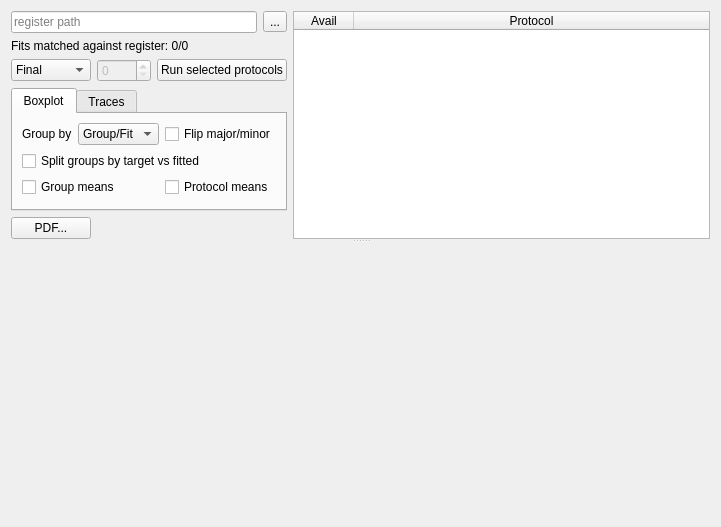
This is src/gui/fiterrorplotter.ui in CompEphys-team/rtdo as Qt 5 draws it before an edit. The edited form follows.
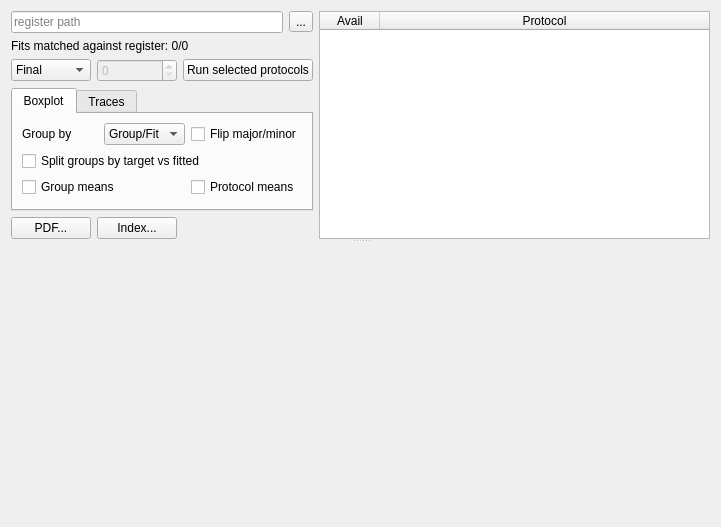
This is the edited form. Custom widgets are drawn as their Qt base class.

Commit message: Use FitErrorPlotter to add metadata to (grouped) fits

```diff
--- a/src/gui/fiterrorplotter.ui
+++ b/src/gui/fiterrorplotter.ui
@@ -222,6 +222,13 @@
          </column>
         </widget>
        </item>
+       <item row="4" column="1">
+        <widget class="QPushButton" name="index">
+         <property name="text">
+          <string>Index...</string>
+         </property>
+        </widget>
+       </item>
       </layout>
      </widget>
      <widget class="QCustomPlot" name="plot" native="true">
```
The commit also changes 2 other files.
